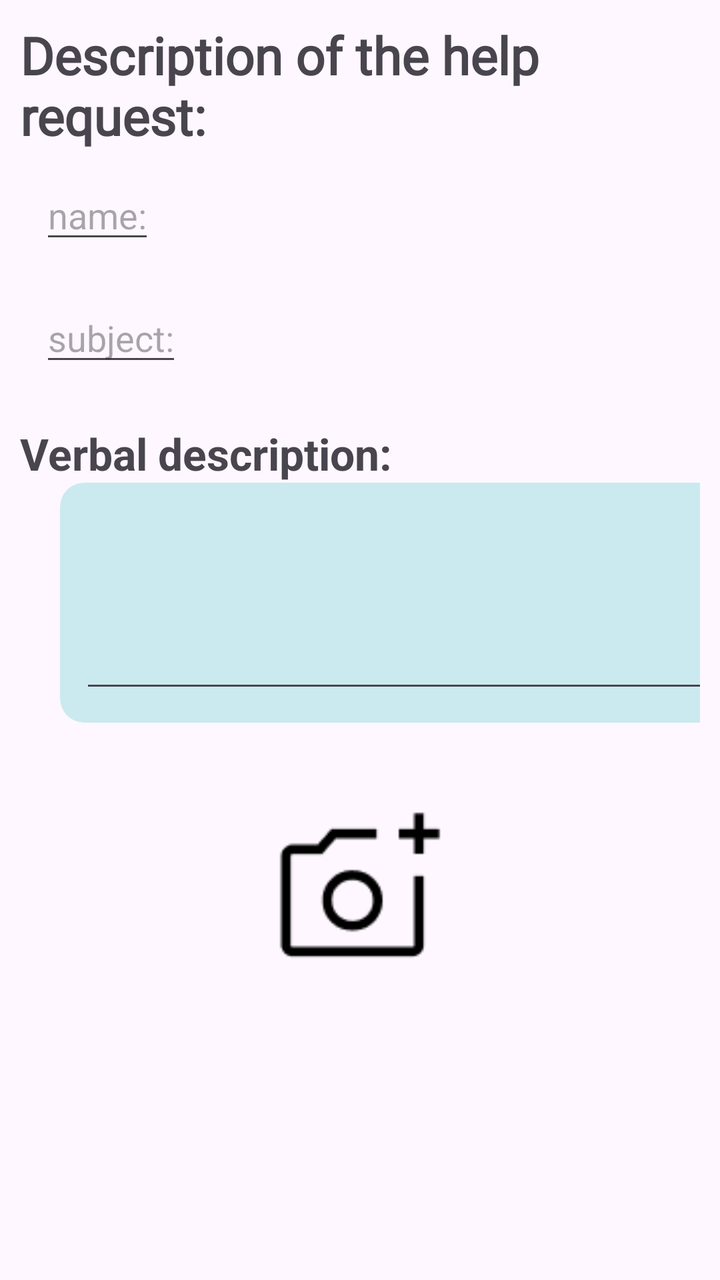
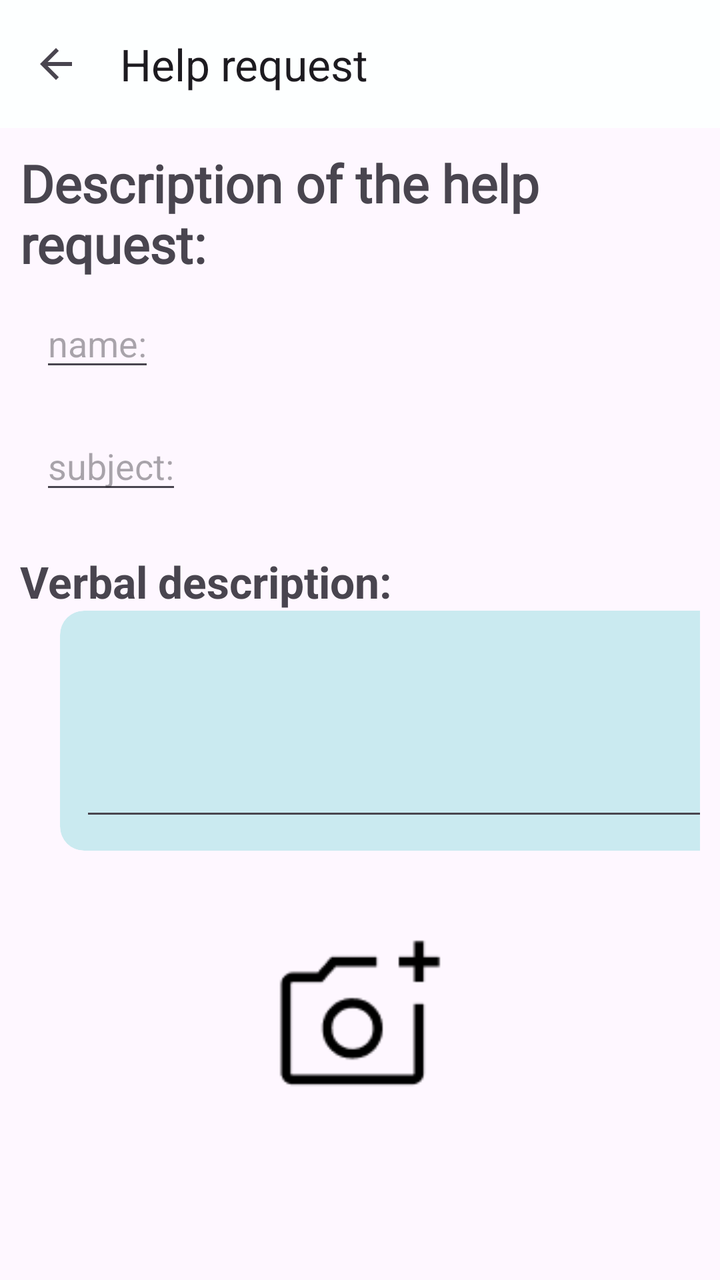

The first picture is an Android layout as it rendered before a commit; the second is the same layout after the commit. The layout source and the unified diff follow.
<!-- AndroidManifest.xml: application theme Theme.StudentsMatch -->
<!-- res/layout/activity_help_description.xml -->
<?xml version="1.0" encoding="utf-8"?>
<LinearLayout xmlns:android="http://schemas.android.com/apk/res/android"
    xmlns:app="http://schemas.android.com/apk/res-auto"
    xmlns:tools="http://schemas.android.com/tools"
    android:layout_width="match_parent"
    android:layout_height="match_parent"
    tools:context=".HelpDescriptionActivity"
    android:orientation="vertical"
    android:layoutDirection="ltr"
    >

    <LinearLayout
        android:id="@+id/linearLayout"
        android:layout_width="match_parent"
        android:layout_height="wrap_content"
        android:orientation="vertical"
        android:padding="10dp">


        <TextView
            android:id="@+id/textView"
            android:layout_width="wrap_content"
            android:layout_height="wrap_content"
            android:fontFamily="@font/opensana"
            android:text="Description of the help request:"
            android:textSize="26dp"
            android:textStyle="bold"
            app:layout_constraintStart_toStartOf="parent"
            app:layout_constraintTop_toTopOf="parent" />

        <EditText
            android:id="@+id/nameEt"
            android:layout_width="wrap_content"
            android:layout_height="wrap_content"
            android:layout_margin="10dp"
            android:hint="name:" />


            <EditText
                android:id="@+id/subjectEt"
                android:layout_width="wrap_content"
                android:layout_height="wrap_content"
                android:layout_margin="10dp"
                android:hint="subject:" />



        <TextView
            android:layout_width="match_parent"
            android:layout_height="wrap_content"
            android:layout_marginTop="14dp"
            android:text="Verbal description:"
            android:textSize="22dp"
            android:textStyle="bold"

            />

        <androidx.cardview.widget.CardView
            android:layout_width="350dp"
            android:layout_height="120dp"
            android:layout_marginStart="20dp"
            app:cardBackgroundColor="#99A8E3E6"
            app:cardCornerRadius="12dp"
            app:cardElevation="0dp">

            <EditText
                android:id="@+id/getHelpEditText"
                android:layout_width="match_parent"
                android:layout_height="match_parent"
                android:layout_margin="10dp" />

        </androidx.cardview.widget.CardView>
    </LinearLayout>



    <LinearLayout
        android:id="@+id/linearLayout4"
        android:layout_width="match_parent"
        android:layout_height="150dp"
        android:gravity="center"
        android:orientation="horizontal">

        <LinearLayout
            android:id="@+id/linearLayout2"
            android:layout_width="200dp"
            android:layout_height="140dp"
            android:layout_gravity="center"
            android:gravity="center"
            android:orientation="vertical"
            app:layout_constraintBottom_toBottomOf="parent"
            app:layout_constraintEnd_toEndOf="parent"
            app:layout_constraintHorizontal_bias="0.0"
            app:layout_constraintStart_toStartOf="parent"
            app:layout_constraintTop_toTopOf="parent"
            app:layout_constraintVertical_bias="0.05">

            <ImageView
                android:id="@+id/getImage1"
                android:layout_width="match_parent"
                android:layout_height="90sp"
                android:src="@drawable/add_photo" />

        </LinearLayout>






    </LinearLayout>

    <com.google.android.material.button.MaterialButton
        android:id="@+id/whatsappBtn"
        android:layout_width="wrap_content"
        android:layout_height="wrap_content"
        android:layout_gravity="center_horizontal"
        android:layout_marginTop="12dp"
        android:paddingStart="24dp"
        android:paddingEnd="24dp"
        android:text="Message on WhatsApp"
        android:textAllCaps="false"
        android:textSize="18dp"
        android:textColor="@color/white"
        app:backgroundTint="#25D366"
        app:cornerRadius="24dp"
        app:icon="@drawable/baseline_add_call_24"
        app:iconTint="@color/white"
        android:visibility="gone" />

    <TextView
        android:id="@+id/whatsappNote"
        android:layout_width="wrap_content"
        android:layout_height="wrap_content"
        android:layout_gravity="center_horizontal"
        android:layout_marginTop="6dp"
        android:textSize="14dp"
        android:visibility="gone" />

</LinearLayout>
<!-- resources referenced by this layout -->
<resources>
  <color name="white">#FFFFFFFF</color>
  <!-- drawable add_photo: png bitmap (drawable, 1101 bytes) -->
  <!-- drawable baseline_add_call_24 (drawable) -->
  <vector android:height="24dp" android:tint="#76CAC2"
      android:viewportHeight="24" android:viewportWidth="24"
      android:width="24dp" xmlns:android="http://schemas.android.com/apk/res/android">
      <path android:fillColor="@android:color/white" android:pathData="M20,15.5c-1.25,0 -2.45,-0.2 -3.57,-0.57 -0.35,-0.11 -0.74,-0.03 -1.02,0.24l-2.2,2.2c-2.83,-1.44 -5.15,-3.75 -6.59,-6.59l2.2,-2.21c0.28,-0.26 0.36,-0.65 0.25,-1C8.7,6.45 8.5,5.25 8.5,4c0,-0.55 -0.45,-1 -1,-1H4c-0.55,0 -1,0.45 -1,1 0,9.39 7.61,17 17,17 0.55,0 1,-0.45 1,-1v-3.5c0,-0.55 -0.45,-1 -1,-1zM21,6h-3V3h-2v3h-3v2h3v3h2V8h3z"/>
  </vector>
  <style name="Theme.StudentsMatch" parent="Base.Theme.StudentsMatch" />
  <style name="Base.Theme.StudentsMatch" parent="Theme.Material3.DayNight.NoActionBar">
          
          
      </style>
</resources>

<!-- the commit's change to res/layout/activity_help_description.xml (unified diff, before → after) -->
@@ -8,6 +8,16 @@
     android:orientation="vertical"
     android:layoutDirection="ltr"
     >
+
+    <com.google.android.material.appbar.MaterialToolbar
+        android:id="@+id/detailsToolbar"
+        android:layout_width="match_parent"
+        android:layout_height="wrap_content"
+        android:background="#FDFFFF"
+        android:minHeight="?attr/actionBarSize"
+        app:navigationIcon="@drawable/baseline_arrow_back_24"
+        app:navigationContentDescription="Back"
+        app:title="Help request" />
 
     <LinearLayout
         android:id="@+id/linearLayout"
<!-- resource entries referenced after the edit -->
@@ -8,6 +8,18 @@
       android:width="24dp" xmlns:android="http://schemas.android.com/apk/res/android">
       <path android:fillColor="@android:color/white" android:pathData="M20,15.5c-1.25,0 -2.45,-0.2 -3.57,-0.57 -0.35,-0.11 -0.74,-0.03 -1.02,0.24l-2.2,2.2c-2.83,-1.44 -5.15,-3.75 -6.59,-6.59l2.2,-2.21c0.28,-0.26 0.36,-0.65 0.25,-1C8.7,6.45 8.5,5.25 8.5,4c0,-0.55 -0.45,-1 -1,-1H4c-0.55,0 -1,0.45 -1,1 0,9.39 7.61,17 17,17 0.55,0 1,-0.45 1,-1v-3.5c0,-0.55 -0.45,-1 -1,-1zM21,6h-3V3h-2v3h-3v2h3v3h2V8h3z"/>
   </vector>
+  <!-- drawable baseline_arrow_back_24 (drawable) -->
+  <vector xmlns:android="http://schemas.android.com/apk/res/android"
+      android:width="24dp"
+      android:height="24dp"
+      android:autoMirrored="true"
+      android:tint="?attr/colorControlNormal"
+      android:viewportWidth="24"
+      android:viewportHeight="24">
+      <path
+          android:fillColor="@android:color/white"
+          android:pathData="M20,11H7.83l5.59,-5.59L12,4l-8,8 8,8 1.41,-1.41L7.83,13H20v-2z" />
+  </vector>
   <style name="Theme.StudentsMatch" parent="Base.Theme.StudentsMatch" />
   <style name="Base.Theme.StudentsMatch" parent="Theme.Material3.DayNight.NoActionBar">
           
